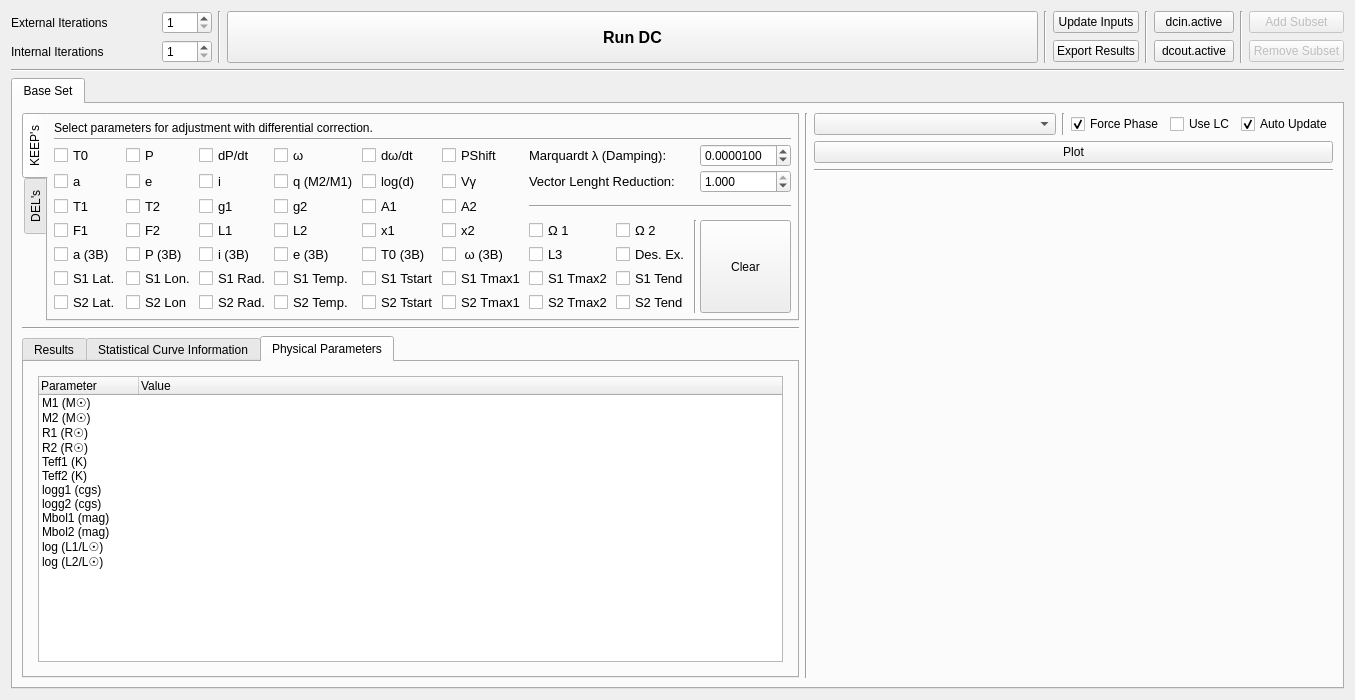
Varnani/pywd2015-qt5, file resources/dc_widget.ui: the form before one commit.
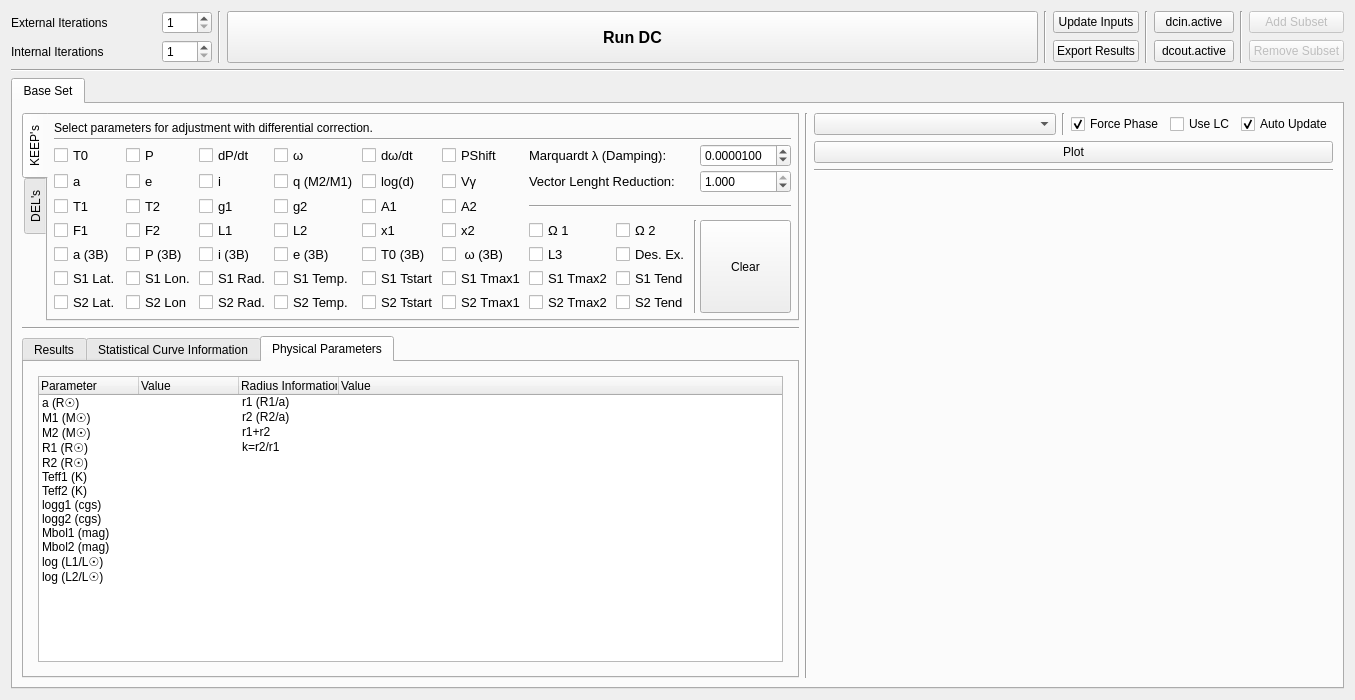
The form after the commit. The open tabs and pages were chosen to show the change.

Commit message:
* Semi-major axis value was added to DC widget (under Physical parameter tab).
* Fractional radius information was added to DC widget (under Physical parameter tab).

* Default phase range in plot window under DC widget was changed. Current phase range is between -0.25 and 1.25. So, in light curve plots, two primary eclipses and one secondary eclipse can be seen in the window.

```diff
--- a/resources/dc_widget.ui
+++ b/resources/dc_widget.ui
@@ -2541,7 +2541,7 @@
                 <number>0</number>
                </property>
                <property name="columnCount">
-                <number>2</number>
+                <number>4</number>
                </property>
                <column>
                 <property name="text">
@@ -2553,20 +2553,59 @@
                  <string>Value</string>
                 </property>
                </column>
+               <column>
+                <property name="text">
+                 <string>Radius Information</string>
+                </property>
+               </column>
+               <column>
+                <property name="text">
+                 <string>Value</string>
+                </property>
+               </column>
+               <item>
+                <property name="text">
+                 <string>a (R☉)</string>
+                </property>
+                <property name="text">
+                 <string/>
+                </property>
+                <property name="text">
+                 <string>r1 (R1/a)</string>
+                </property>
+               </item>
                <item>
                 <property name="text">
                  <string>M1 (M☉)</string>
                 </property>
+                <property name="text">
+                 <string/>
+                </property>
+                <property name="text">
+                 <string>r2 (R2/a)</string>
+                </property>
                </item>
                <item>
                 <property name="text">
                  <string>M2 (M☉)</string>
                 </property>
+                <property name="text">
+                 <string/>
+                </property>
+                <property name="text">
+                 <string>r1+r2</string>
+                </property>
                </item>
                <item>
                 <property name="text">
                  <string>R1 (R☉)</string>
                 </property>
+                <property name="text">
+                 <string/>
+                </property>
+                <property name="text">
+                 <string>k=r2/r1</string>
+                </property>
                </item>
                <item>
                 <property name="text">
```
Left out of the diff: 2 changed lines with no effect on the pictures. The commit also changes 3 other files.
